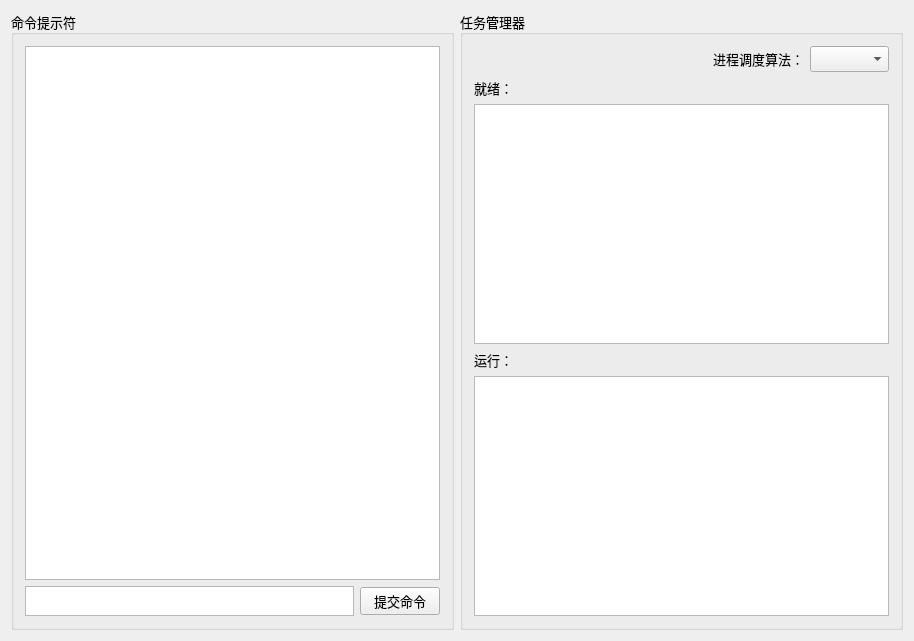
First picture: the form in demoOS/source/mainwindow.ui, repository demoOS-BUPT/demoOS, before the edit.
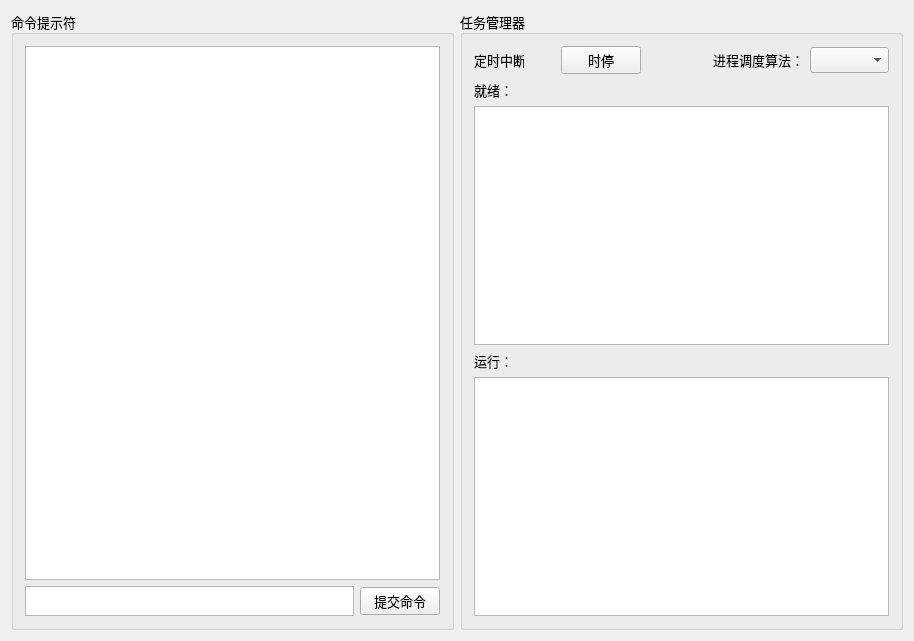
Second picture: the form after the edit. Icons and pictures are not drawn.

```diff
--- a/demoOS/source/mainwindow.ui
+++ b/demoOS/source/mainwindow.ui
@@ -109,6 +109,63 @@
         <layout class="QVBoxLayout" name="verticalLayout_2">
          <item>
           <layout class="QHBoxLayout" name="horizontalLayout_2">
+           <item>
+            <widget class="QLabel" name="label_3">
+             <property name="sizePolicy">
+              <sizepolicy hsizetype="Fixed" vsizetype="Preferred">
+               <horstretch>0</horstretch>
+               <verstretch>0</verstretch>
+              </sizepolicy>
+             </property>
+             <property name="minimumSize">
+              <size>
+               <width>50</width>
+               <height>0</height>
+              </size>
+             </property>
+             <property name="maximumSize">
+              <size>
+               <width>50</width>
+               <height>16777215</height>
+              </size>
+             </property>
+             <property name="text">
+              <string>定时中断</string>
+             </property>
+            </widget>
+           </item>
+           <item>
+            <widget class="QLabel" name="timerIcon">
+             <property name="sizePolicy">
+              <sizepolicy hsizetype="Fixed" vsizetype="Preferred">
+               <horstretch>0</horstretch>
+               <verstretch>0</verstretch>
+              </sizepolicy>
+             </property>
+             <property name="minimumSize">
+              <size>
+               <width>25</width>
+               <height>0</height>
+              </size>
+             </property>
+             <property name="maximumSize">
+              <size>
+               <width>25</width>
+               <height>16777215</height>
+              </size>
+             </property>
+             <property name="text">
+              <string/>
+             </property>
+            </widget>
+           </item>
+           <item>
+            <widget class="QPushButton" name="pauseButton">
+             <property name="text">
+              <string>时停</string>
+             </property>
+            </widget>
+           </item>
            <item>
             <spacer name="horizontalSpacer">
              <property name="orientation">
```
